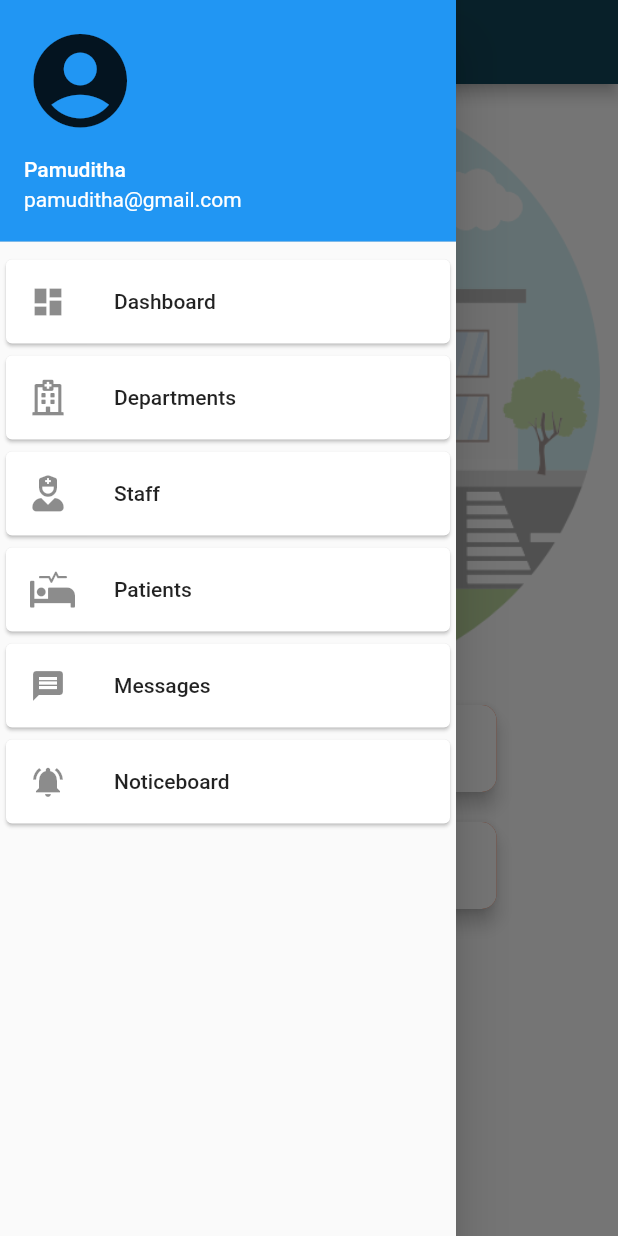
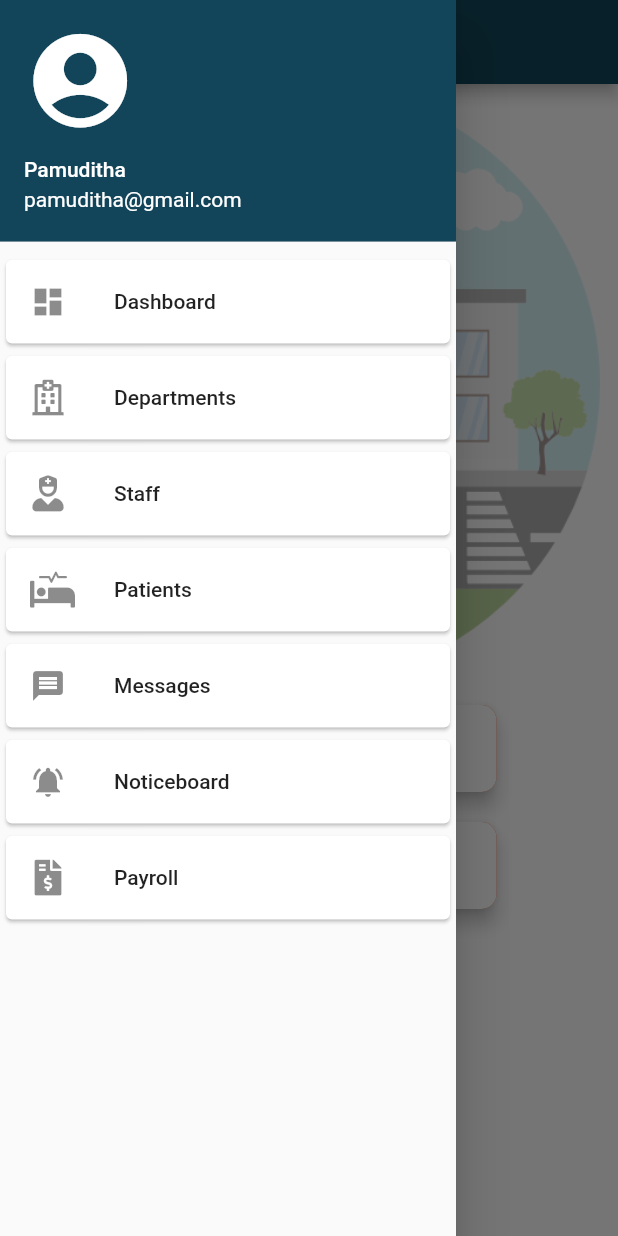
Before and after one commit to pamu47/UEE-App-Redesigning, a Flutter app: the screen it shows after launch, with the side drawer open, on a phone screen of 412 x 824 dp. Run offline on Flutter 3.47's test engine with Material 2 defaults, Android fonts, the phone set to English and light mode, and no system bars; our stand-ins replace font_awesome_flutter.

Commit message:
navidation updated for profile and payroll

```diff
--- a/lib/Homescreen/appDrawer.dart
+++ b/lib/Homescreen/appDrawer.dart
@@ -1,9 +1,11 @@
 import 'package:flutter/material.dart';
 import 'package:font_awesome_flutter/font_awesome_flutter.dart';
 import 'package:hospital_mgt/Departments/deparments.dart';
-import 'package:hospital_mgt/Homescreen/homescreen.dart';
+import 'package:hospital_mgt/FinanceMgt/payroll.dart';
+import 'package:hospital_mgt/Login/profile.dart';
 import 'package:hospital_mgt/PatientMgt/patients.dart';
-class AppDrawer extends StatelessWidget{
+
+class AppDrawer extends StatelessWidget {
   @override
   Widget build(BuildContext context) {
     return Drawer(
@@ -11,11 +13,18 @@ class AppDrawer extends StatelessWidget{
         padding: EdgeInsets.zero,
         children: <Widget>[
           UserAccountsDrawerHeader(
-              currentAccountPicture: Icon(Icons.account_circle, size: 75.0),
+            currentAccountPicture: InkWell(
+              child: Icon(Icons.account_circle, size: 75.0,color: Colors.white,),
+              onTap: () {
+                Navigator.pop(context);
+                Navigator.push(context,
+                    MaterialPageRoute(builder: (context) => Profile()));
+              },
+            ),
             accountEmail: Text("pamuditha@gmail.com"),
             accountName: Text("Pamuditha"),
             decoration: BoxDecoration(
-                color: Colors.blue,
+              color: Color.fromRGBO(18, 69, 89, 1),
             ),
           ),
           Card(
@@ -35,7 +44,6 @@ class AppDrawer extends StatelessWidget{
                 Navigator.pop(context);
                 Navigator.push(context,
                     MaterialPageRoute(builder: (context) => Departments()));
-
               },
             ),
           ),
@@ -86,9 +94,19 @@ class AppDrawer extends StatelessWidget{
               },
             ),
           ),
+          Card(
+            child: ListTile(
+              leading: Icon(FontAwesomeIcons.fileInvoiceDollar),
+              title: Text('Payroll'),
+              onTap: () {
+                Navigator.pop(context);
+                Navigator.push(context,
+                    MaterialPageRoute(builder: (context) => Payroll()));
+              },
+            ),
+          ),
         ],
       ),
     );
   }
-
 }
```
Lines whose indentation alone changed are shown as unchanged.
